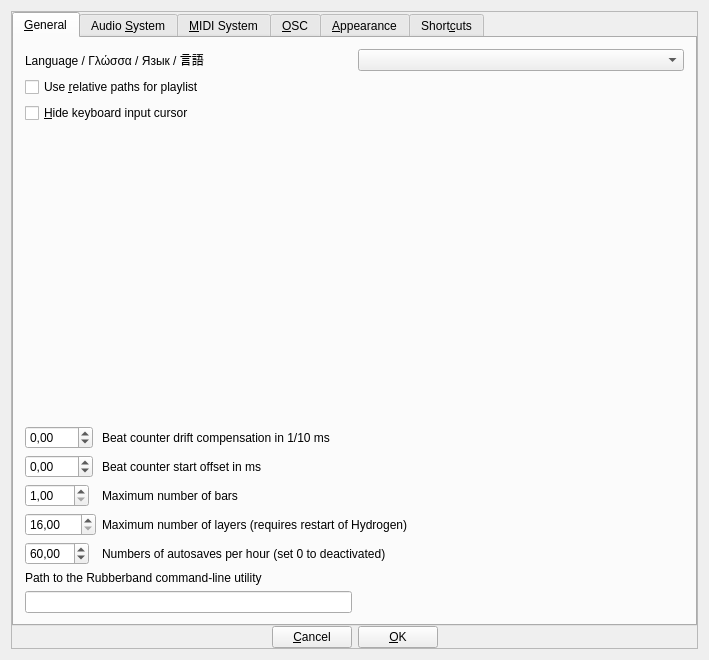
The window that src/gui/src/PreferencesDialog/PreferencesDialog_UI.ui (hydrogen-music/hydrogen) describes before a commit, drawn with Qt 5.
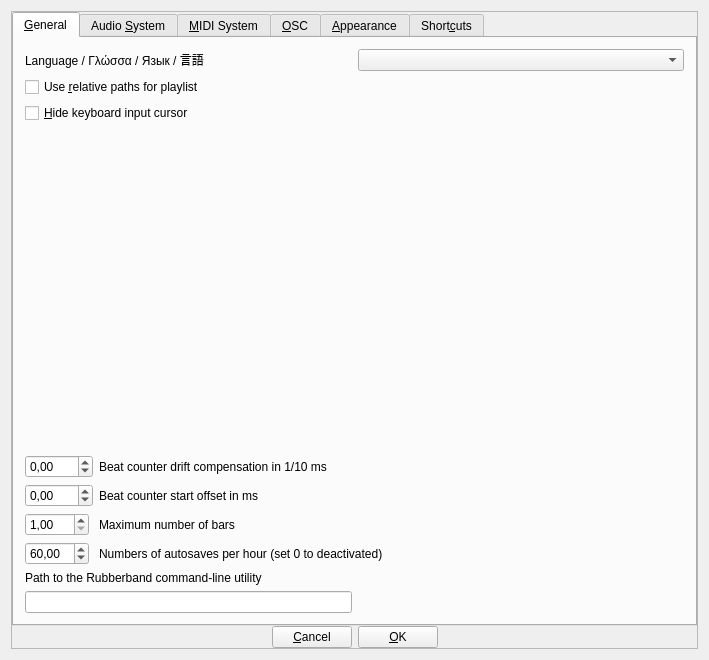
The same window after the commit. Custom widgets are drawn as their Qt base class.

Commit message:
InstrumentComponent: drop max layers
We already started porting the instrument layers to a vector of
arbitrary size instead of an array of predefined length filled with
`nullptr` for "missing" layers. In this commit, the whole notion of
having a maximum number of layers is dropped.

Instead, the user can now add an arbitrary number of layers to a
component (GUI will be adopted in upcoming commits).

Patch:
```diff
--- a/src/gui/src/PreferencesDialog/PreferencesDialog_UI.ui
+++ b/src/gui/src/PreferencesDialog/PreferencesDialog_UI.ui
@@ -168,26 +168,6 @@
                </property>
               </widget>
              </item>
-             <item row="3" column="0">
-              <widget class="LCDSpinBox" name="sBmaxLayers">
-               <property name="toolTip">
-                <string>Maximum number of instrument layers</string>
-               </property>
-               <property name="minimum">
-                <double>16.000000000000000</double>
-               </property>
-               <property name="maximum">
-                <double>8192.000000000000000</double>
-               </property>
-              </widget>
-             </item>
-             <item row="3" column="1">
-              <widget class="QLabel" name="lblMaxLayers">
-               <property name="text">
-                <string>Maximum number of layers (requires restart of Hydrogen)</string>
-               </property>
-              </widget>
-             </item>
              <item row="2" column="1">
               <widget class="QLabel" name="label_3">
                <property name="text">
@@ -195,7 +175,7 @@
                </property>
               </widget>
              </item>
-             <item row="4" column="0">
+             <item row="3" column="0">
               <widget class="LCDSpinBox" name="autosaveSpinBox">
                <property name="maximum">
                 <double>360.000000000000000</double>
@@ -205,7 +185,7 @@
                </property>
               </widget>
              </item>
-             <item row="4" column="1">
+             <item row="3" column="1">
               <widget class="QLabel" name="autosaveLabel">
                <property name="text">
                 <string>Numbers of autosaves per hour (set 0 to deactivated)</string>
```
The commit also changes 42 other files.
